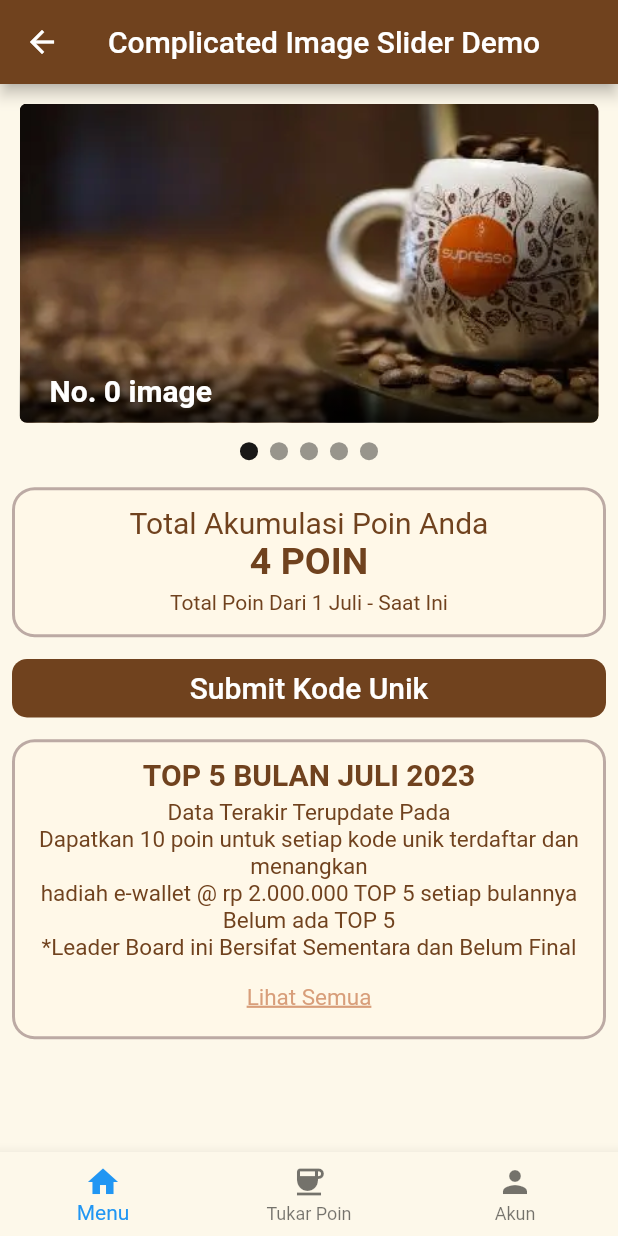
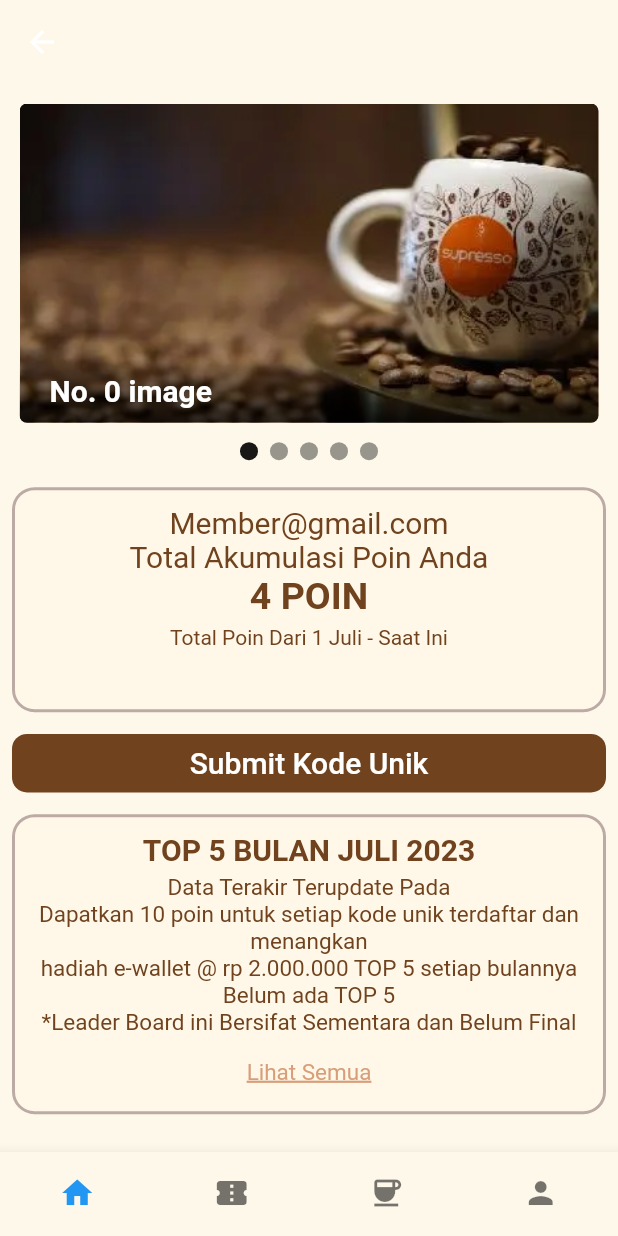
Before and after one commit to RonwasHere/dio, a Flutter app: the screen it shows after launch, after a tap on "Sign In", on a phone screen of 412 x 824 dp. Run offline on Flutter 3.47's test engine with Material 2 defaults, Android fonts, the phone set to English and light mode, and no system bars; drawn by our look-alikes of carousel_slider; our stand-ins replace gallery_saver.

Commit message:
feat  = ada 2 tampilan baru (awal development) =)

```diff
--- a/lib/main.dart
+++ b/lib/main.dart
@@ -1,10 +1,8 @@
-import 'package:dio/awal.dart';
 import 'package:dio/dua_page.dart';
 import 'package:dio/empat_page.dart';
 import 'package:dio/gambar.dart';
-import 'package:dio/gambar_dua.dart';
 import 'package:dio/gambar_empat.dart';
-import 'package:dio/gambar_tiga.dart';
+import 'package:dio/lima_page.dart';
 import 'package:dio/main/main_screen.dart';
 import 'package:dio/satu_page.dart';
 import 'package:dio/tiga_page.dart';
@@ -41,8 +39,9 @@ class _MyAppState extends State<MyApp> {
           '/dua': (context) => DuaPage(), //KODE UNIK
           '/tiga': (context) => TigaPage(), //LOGIN
           '/empat': (context) => EmpatPage(), //PROFIL / AKUN
-          '/mainscreen': (context) => MainScreen(),  //buat bottom navbar di klik bisa pindah hlmn
-
+          '/mainscreen': (context) =>
+              MainScreen(), //buat bottom navbar di klik bisa pindah hlmn
+          '/lima': (context) => LimaPage(), //hlmn notifikasi
         },
       ),
     );
--- a/lib/main/main_screen.dart
+++ b/lib/main/main_screen.dart
@@ -1,6 +1,8 @@
 import 'package:dio/dua_page.dart';
 import 'package:dio/empat_page.dart';
+import 'package:dio/lima_page.dart';
 import 'package:dio/satu_page.dart';
+import 'package:dio/theme.dart/theme_file.dart';
 import 'package:dio/tiga_page.dart';
 import 'package:flutter/material.dart';
 
@@ -16,6 +18,7 @@ class _MainScreenState extends State<MainScreen> {
   List<Widget> pageList = [
     // TigaPage(),
     SatuPage(),
+    LimaPage(), //hlmn available voucher
     DuaPage(),
     EmpatPage(),
   ];
@@ -24,7 +27,9 @@ class _MainScreenState extends State<MainScreen> {
     return Scaffold(
       body: pageList[pageIndex],
       bottomNavigationBar: BottomNavigationBar(
-        backgroundColor: Color(0xfffdf8ea),
+        showSelectedLabels: false,
+        showUnselectedLabels: false,
+        backgroundColor: kWhiteColor,
         currentIndex: pageIndex,
         onTap: (value) {
           setState(() {
@@ -38,13 +43,13 @@ class _MainScreenState extends State<MainScreen> {
             label: "Menu",
           ),
           BottomNavigationBarItem(
-            icon: Icon(Icons.coffee),
+            icon: Icon(Icons.confirmation_num),
             label: "Tukar Poin",
           ),
-          // BottomNavigationBarItem(
-          //   icon: Icon(Icons.reorder),
-          //   label: "Riwayat",
-          // ),
+          BottomNavigationBarItem(
+            icon: Icon(Icons.coffee),
+            label: "Voucher",
+          ),
           BottomNavigationBarItem(
             icon: Icon(Icons.person),
             label: "Akun",
--- a/lib/satu_page.dart
+++ b/lib/satu_page.dart
@@ -1,3 +1,4 @@
+import 'package:dio/theme.dart/theme_file.dart';
 import 'package:flutter/material.dart';
 import 'package:carousel_slider/carousel_slider.dart';
 
@@ -32,8 +33,8 @@ class _SatuPageState extends State<SatuPage> {
   Widget build(BuildContext context) {
     return Scaffold(
       appBar: AppBar(
-        title: Text('Complicated Image Slider Demo'),
-        backgroundColor: Color(0xff70421e),
+        elevation: 0,
+        backgroundColor: kWhiteColor,
       ),
       body: SingleChildScrollView(
         child: Padding(
@@ -126,10 +127,10 @@ class _SatuPageState extends State<SatuPage> {
               ),
               //batas akir carousel
               SizedBox(height: 10),
-              //Container untuk poin + 3 kata-kata
+              //Container untuk poin + 4 kata-kata
               Container(
                 width: MediaQuery.of(context).size.width,
-                height: 100,
+                height: 150,
                 decoration: BoxDecoration(
                   borderRadius: BorderRadius.circular(15),
                   border: Border.all(
@@ -142,6 +143,11 @@ class _SatuPageState extends State<SatuPage> {
                   padding: EdgeInsets.all(10),
                   child: Column(
                     children: [
+                      Text(
+                        'Member@gmail.com',
+                        style:
+                            TextStyle(fontSize: 20, color: Color(0xff70421e)),
+                      ),
                       Text(
                         'Total Akumulasi Poin Anda',
                         style:
--- a/lib/theme.dart/theme_file.dart
+++ b/lib/theme.dart/theme_file.dart
@@ -1,7 +1,7 @@
 import 'package:flutter/material.dart';
 
 Color kBrownColor = Color(0xff70421e);
-Color kWhiteColor = Color(0xffedf2f4);
+Color kWhiteColor = Color(0xfffdf8ea);
 Color kOrangeColor = Color(0xffff5002);
 Color kGreyColor = Color(0xff6c757d);
 Color kBlackColor = Color(0xff0b090a);
```
Also changed, not shown: lib/dua_page.dart (+5 -5 lines), lib/lima_page.dart (added, +31 -0 lines).
